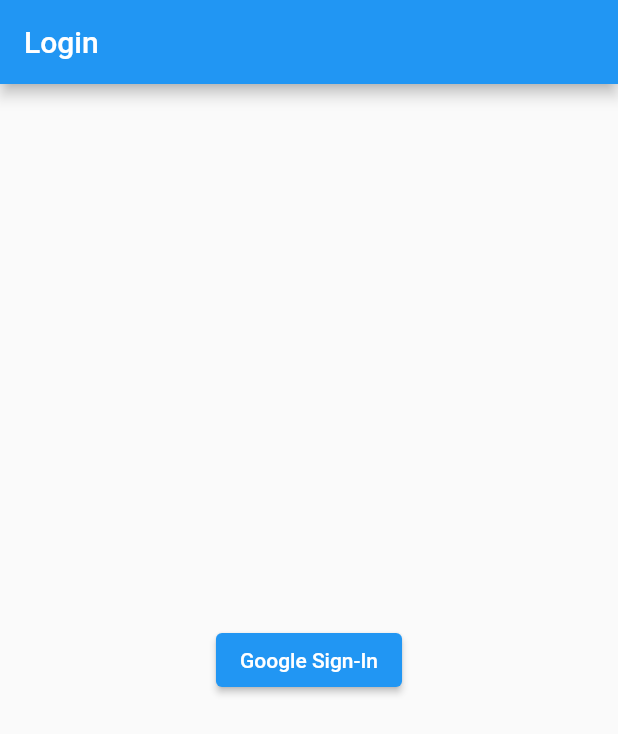
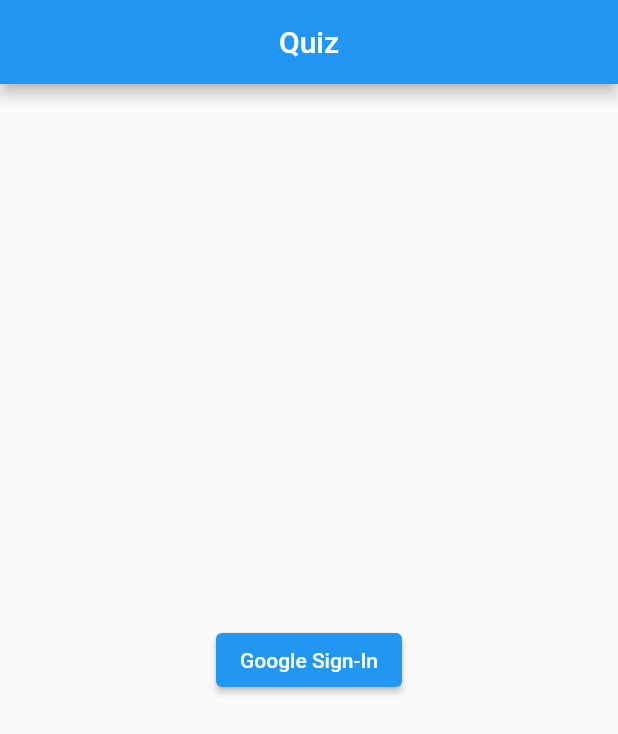
Before and after one commit to dishankjindal1/appscript-assignmentApp-quiz, a Flutter app: the screen it shows after launch, on a phone screen of 412 x 824 dp. Shown: the top 734 px of the screen. Run offline on Flutter 3.47's test engine with Material 2 defaults, Android fonts, the phone set to English and light mode, and no system bars; our stand-ins replace bloc, cloud_firestore, dio, equatable, firebase_auth, firebase_core and 4 more; missing offline and left inert: flutterfire_ui; accounts and stored records are empty.

Commit message:
Test Cases and Worked on Firebase Firestore

```diff
--- a/lib/modal/data/data.dart
+++ b/lib/modal/data/data.dart
@@ -1 +1,2 @@
 export './question/question.data.modal.dart';
+export './history/history.data.modal.dart';
--- /dev/null
+++ b/lib/modal/data/history/history.data.modal.dart
@@ -0,0 +1,20 @@
+import 'package:equatable/equatable.dart';
+import 'package:json_annotation/json_annotation.dart';
+
+part 'history.data.modal.g.dart';
+
+@JsonSerializable()
+class HistoryDataModal extends Equatable {
+  final String score;
+  final String timestamp;
+
+  const HistoryDataModal({required this.score, required this.timestamp});
+
+  factory HistoryDataModal.fromJson(Map<String, dynamic> json) =>
+      _$HistoryDataModalFromJson(json);
+
+  Map<String, dynamic> toJson() => _$HistoryDataModalToJson(this);
+
+  @override
+  List<Object?> get props => [score, timestamp];
+}
--- /dev/null
+++ b/lib/modal/service/history/history.service.modal.dart
@@ -0,0 +1,51 @@
+import 'package:cloud_firestore/cloud_firestore.dart';
+import 'package:flutter/material.dart';
+import 'package:logger/logger.dart';
+import 'package:quiz/modal/data/data.dart';
+import 'package:quiz/modal/utils/utils.dart';
+
+class HistoryServiceModal {
+  final _logger = Logger();
+  Future<List<HistoryDataModal>> getList(String uid) async {
+    _logger.i('getList called');
+
+    final historyRef = getCollection(uid);
+
+    var queryHistoryList =
+        await historyRef.orderBy('timestamp').get().then((value) => value.docs);
+
+    List<HistoryDataModal> historyList = [];
+
+    for (var element in queryHistoryList) {
+      historyList.add(HistoryDataModal(
+        score: element.data().score,
+        timestamp: element.data().timestamp,
+      ));
+    }
+    return historyList;
+  }
+
+  uploadScore(String uid, String score) {
+    _logger.i('uploadScore called');
+    var timestamp = Timestamp.now().toDate().toIso8601String();
+
+    final historyRef = getCollection(uid);
+    historyRef
+        .add(
+          HistoryDataModal(score: score, timestamp: timestamp),
+        )
+        .then((value) => debugPrint('User Added'))
+        .catchError((e) => throw FireStoreScoreUploadException(e));
+  }
+
+  CollectionReference<HistoryDataModal> getCollection(String uid) {
+    return FirebaseFirestore.instance
+        .collection('quiz')
+        .doc('user-$uid')
+        .collection('history')
+        .withConverter<HistoryDataModal>(
+            fromFirestore: (snapshot, _) =>
+                HistoryDataModal.fromJson(snapshot.data()!),
+            toFirestore: (data, _) => data.toJson());
+  }
+}
--- a/lib/modal/service/question/question.service.modal.dart
+++ b/lib/modal/service/question/question.service.modal.dart
@@ -6,7 +6,7 @@ const String serverUrl =
     'https://opentdb.com/api.php?amount=10&category=27&type=multiple&encode=base64';
 
 class QuestionServiceModal {
-  Future<List<QuestionDataModal>> getListOfQuestion() async {
+  Future<List<QuestionDataModal>> getList() async {
     var dio = Dio();
     try {
       var res = await dio.get(serverUrl);
--- a/lib/modal/service/service.dart
+++ b/lib/modal/service/service.dart
@@ -1 +1,2 @@
 export './question/question.service.modal.dart';
+export './history/history.service.modal.dart';
--- a/lib/modal/utils/exception/exception.utils.modal.dart
+++ b/lib/modal/utils/exception/exception.utils.modal.dart
@@ -12,7 +12,22 @@ abstract class BaseException implements Exception {
 
 class ResponseStatusException extends BaseException {
   ResponseStatusException(String? message)
-      : super("Error Response from Server", message);
+      : super("Error Response from Server :", message);
+}
+
+class FireStoreScoreUploadException extends BaseException {
+  FireStoreScoreUploadException(String? message)
+      : super("Firestore Error :", message);
+}
+
+class FirebaseUserNotFoundException extends BaseException {
+  FirebaseUserNotFoundException(String? message)
+      : super('Firebase User not found Error :', message);
+}
+
+class InvalidScoreException extends BaseException {
+  InvalidScoreException(String? message) : super('Invalid Score Exception :', message);
+
 }
 
 class UnknownHttpException extends BaseException {
--- a/lib/view/login/login.view.dart
+++ b/lib/view/login/login.view.dart
@@ -2,9 +2,10 @@ import 'package:firebase_auth/firebase_auth.dart';
 import 'package:flutter/material.dart';
 import 'package:flutter_bloc/flutter_bloc.dart';
 import 'package:flutterfire_ui/auth.dart' as fireui;
+import 'package:quiz/modal/repository.dart';
 import 'package:quiz/view_modal/login/bloc/login_bloc.dart';
 
-class LoginView extends StatelessWidget {
+class LoginView extends StatefulWidget {
   const LoginView({Key? key}) : super(key: key);
 
   static WidgetBuilder page() {
@@ -15,15 +16,34 @@ class LoginView extends StatelessWidget {
   }
 
   @override
+  State<LoginView> createState() => _LoginViewState();
+}
+
+class _LoginViewState extends State<LoginView> {
+  @override
+  void initState() {
+    super.initState();
+    RepositoryProvider.of<CentralRepository>(context).getHistoryList();
+  }
+
+  @override
   Widget build(BuildContext context) {
     return Scaffold(
       appBar: AppBar(
-        title: const Text('Login'),
+        centerTitle: true,
+        title: Text(FirebaseAuth.instance.currentUser?.displayName ?? 'Quiz'),
       ),
       body: BlocConsumer<LoginBloc, LoginState>(
         listener: (blocContext, blocState) {
+          // If the LoginBloc has initial state of LoginSuccess
+          // Listen bloc will not execute
+          // It will on execute on the runtime changes
           if (blocState is LoginSuccess) {
             var score = Navigator.of(context).pushNamed('/quiz');
+            // We passed in Future data to a function
+            // The method Fn will be responsible for
+            // fetching the score and sending the request to bloc
+            // bloc will do whatever it wants to do
             _getPopData(score, context);
           }
         },
@@ -44,29 +64,31 @@ class LoginView extends StatelessWidget {
   }
 
   _getPopData(Future<dynamic> data, BuildContext cont) async {
+    // converting the Future[data] into a Map Object
     Map<String, dynamic> scoreObject = await data;
+    // for debugging purporse to print the score
     // debugPrint(scoreObject['score'].toString());
+
+    // updating the state by requesting an even and passing score to it
     cont.read<LoginBloc>().add(LoginScoreRequestedEvent(scoreObject));
+    // uploading the score to firestore
+    RepositoryProvider.of<CentralRepository>(context)
+        .uploadScores(scoreObject['score'].toString());
   }
 
-  // Widget _loginInitialScreen(BuildContext context) => Center(
-  //       child: ElevatedButton(
-  //         onPressed: () => context.read<LoginBloc>().add(LoginRequestedEvent()),
-  //         child: const Text('Google Signin'),
-  //       ),
-  //     );
-  Widget _loggedScreen(BuildContext context, {int score = 0}) => Center(
+  // The minimum score is 0 and the Max is 100
+  Widget _loggedScreen(BuildContext context, {int score = -1}) => Center(
         child: Column(
           mainAxisAlignment: MainAxisAlignment.center,
           children: [
             const Spacer(),
             // if score has some value then show score
-            score != 0 ? Text('Your total score is $score') : const SizedBox(),
+            score >= 0 ? Text('Your total score is $score') : const SizedBox(),
             const Spacer(),
             ElevatedButton(
               onPressed: () =>
                   context.read<LoginBloc>().add(LoginRequestedEvent()),
-              child: const Text('Back To Quiz'),
+              child: const Text('Start Quiz'),
             ),
             ElevatedButton(
               onPressed: () =>
@@ -77,10 +99,10 @@ class LoginView extends StatelessWidget {
           ],
         ),
       );
+
   Widget _circularIndi() => const Center(child: CircularProgressIndicator());
 
-  Widget _loginProviderScreen(BuildContext context) {
-    return Center(
+  Widget _loginProviderScreen(BuildContext context) => Center(
         child: fireui.AuthFlowBuilder<fireui.OAuthController>(
           config: const fireui.GoogleProviderConfiguration(
               clientId:
@@ -90,25 +112,23 @@ class LoginView extends StatelessWidget {
             if (newState is fireui.SignedIn) {
               context.read<LoginBloc>().add(LoginRequestedEvent());
             }
+            // calling setstate
+            // only on state changes
+            setState(() {});
           },
           builder: (context, state, ctrl, child) {
-          if (state is fireui.AuthFailed) {
-            return _googleSignInButton(context, state, ctrl);
+            if (state is fireui.SigningIn ||
+                state is fireui.CredentialReceived ||
+                state is fireui.CredentialLinked) {
+              const Center(child: CircularProgressIndicator());
             }
-          return _googleSignInButton(context, state, ctrl);
-        },
-        onComplete: (credential) {},
-      ),
-    );
-  }
-
-  Widget _googleSignInButton(BuildContext context, fireui.AuthState state,
-      fireui.OAuthController ctrl) {
             return ElevatedButton(
               onPressed: () async {
                 await ctrl.signInWithProvider(TargetPlatform.android);
               },
               child: const Text('Google Sign-In'),
             );
+          },
+        ),
+      );
 }
-}
--- a/lib/view/utils/custom.progress.bar.dart
+++ b/lib/view/utils/custom.progress.bar.dart
@@ -1,12 +1,11 @@
 import 'package:flutter/material.dart';
 
 typedef AnimationCallBackFunc = void Function(AnimationController);
+
 class CustomProgressBar extends StatefulWidget {
   const CustomProgressBar(this.animateProgress, {Key? key}) : super(key: key);
 
   final AnimationCallBackFunc animateProgress;
-
-
 
   @override
   _CustomProgressBarState createState() => _CustomProgressBarState();
@@ -38,8 +37,9 @@ class _CustomProgressBarState extends State<CustomProgressBar>
 
   @override
   void dispose() {
+    // Order of Dispose matters
+    _controller.dispose();
     super.dispose();
-    _controller.dispose();
   }
 
   @override
```
Also changed, not shown: lib/modal/repository.dart (+25 -3 lines), lib/view/quiz/quiz.view.dart (+9 -9 lines), lib/modal/data/history/history.data.modal.g.dart (added), 3 other files. Lines whose indentation alone changed are shown as unchanged.
